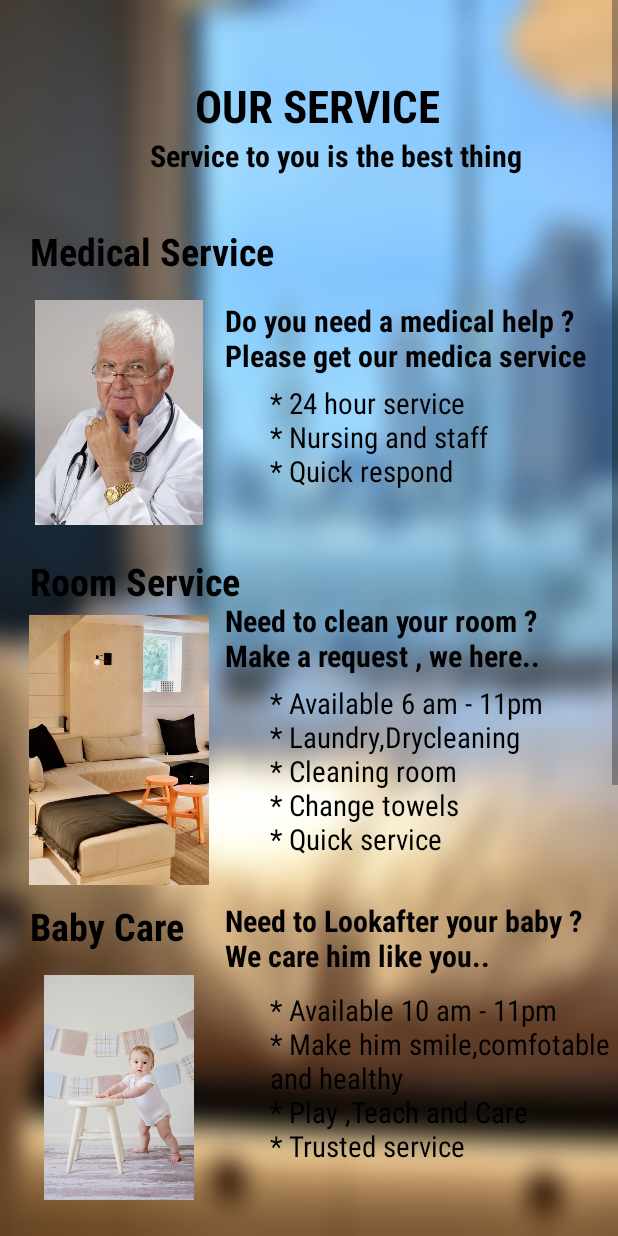
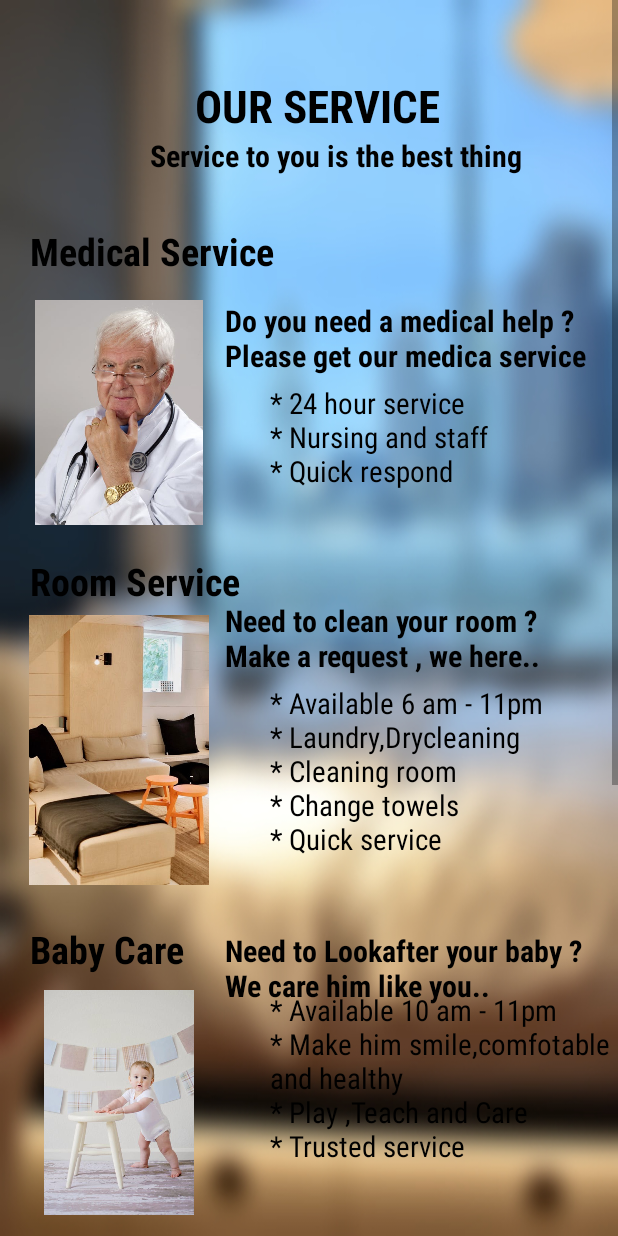
Before and after one commit to david95110/Hotel-Reservation, an Android app: the RoomserviceActivity screen opened directly, with no data from a screen before it, on a phone screen of 412 x 824 dp. Run offline under Robolectric (Android 15) with nearby library versions, the phone set to English and light mode, and no system bars.

Commit message:
bby image

```diff
--- a/app/src/main/res/layout/activity_roomservice.xml
+++ b/app/src/main/res/layout/activity_roomservice.xml
@@ -138,7 +138,7 @@
             android:layout_width="wrap_content"
             android:layout_height="wrap_content"
             android:text="Baby Care"
-            android:layout_marginTop="600dp"
+            android:layout_marginTop="615dp"
             android:layout_marginLeft="20dp"
             android:textStyle="bold"
             android:fontFamily="sans-serif-condensed"
@@ -151,7 +151,7 @@
             android:layout_height="wrap_content"
             android:text="Need to Lookafter your baby ?
                       We care him like you.."
-            android:layout_marginTop="600dp"
+            android:layout_marginTop="620dp"
             android:layout_marginLeft="150dp"
             android:textStyle="bold"
             android:fontFamily="sans-serif-condensed"
@@ -267,7 +267,7 @@
             android:id="@+id/imageView"
             android:layout_width="120dp"
             android:layout_height="150dp"
-            android:layout_marginTop="650dp"
+            android:layout_marginTop="660dp"
             android:layout_marginLeft="19dp"
             app:srcCompat="@drawable/baby" />
 
```
